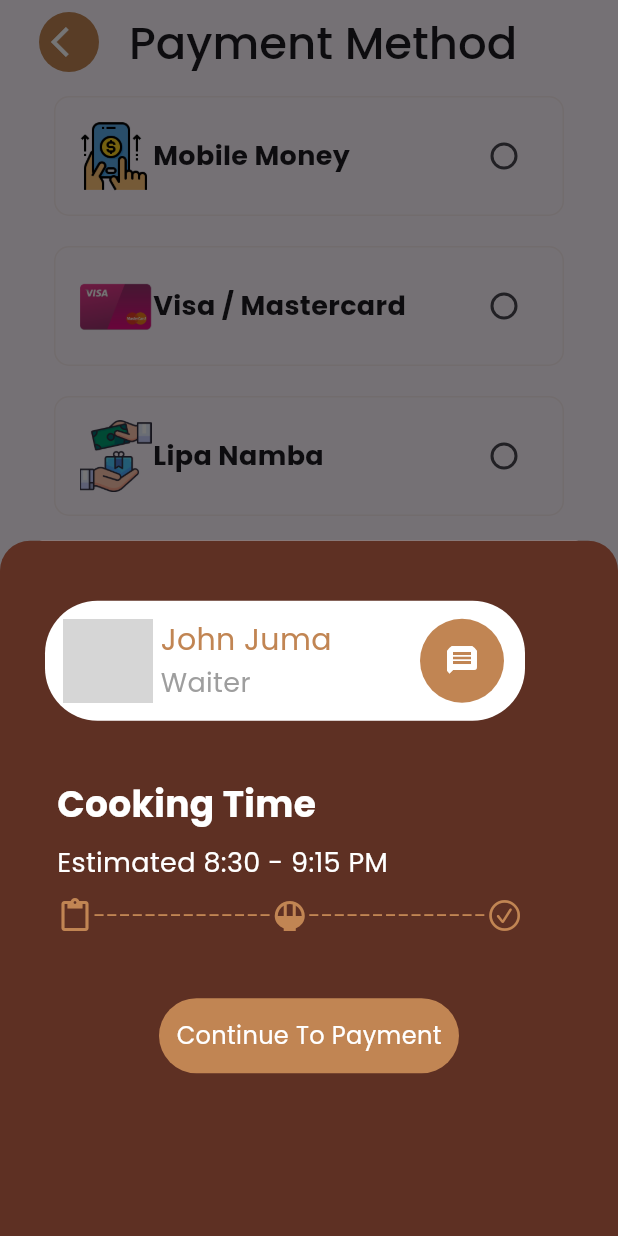
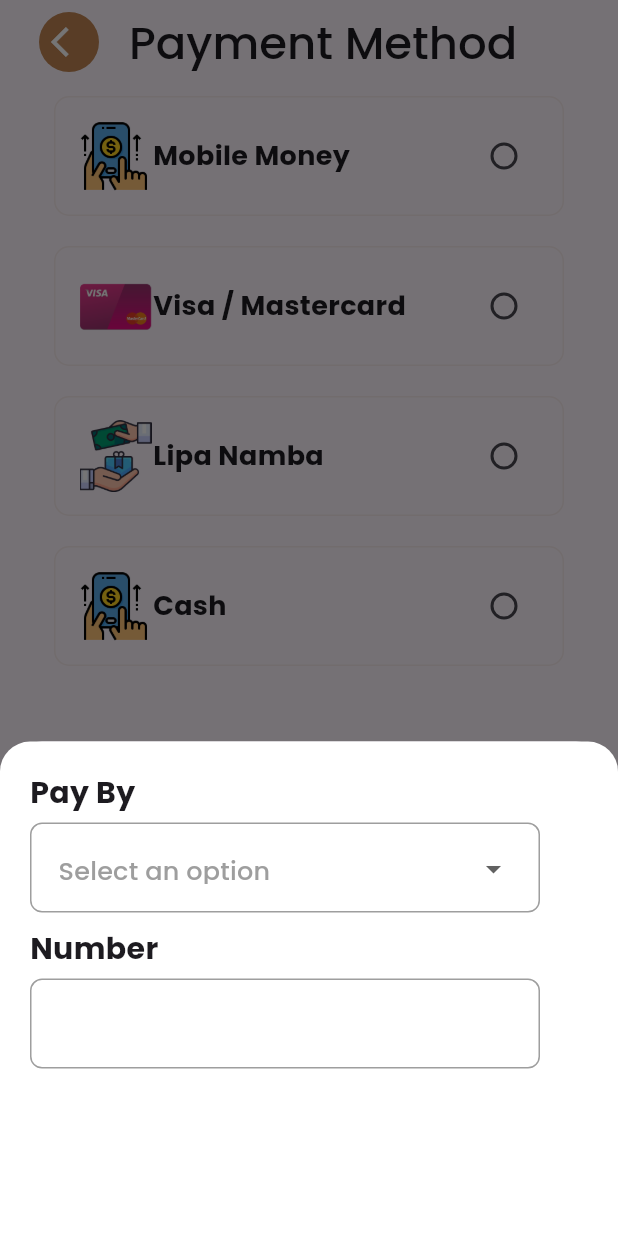
Before and after one commit to JohnGastone/Alama, a Flutter app: the PaymentMethodPage screen opened directly, after a tap on "Complete Payment", on a phone screen of 412 x 824 dp. Run offline on Flutter 3.47's test engine with Material 3 defaults, Android fonts, the light colour scheme and no system bars; our stand-ins replace flutter_onboarding_slider, google_fonts, smooth_page_indicator; grey boxes are pictures that could not be loaded.

Commit message:
Payment method

```diff
--- a/lib/Payment/PaymentMethod.dart
+++ b/lib/Payment/PaymentMethod.dart
@@ -23,158 +23,122 @@
 
   List<PaymentMethodsModel> displayPaymentMethods =
       List.from(PaymentMethodModelData.displayPaymentMethods);
+  String? _selectedValue; // To hold the selected value from the dropdown
+
+  // List of dropdown menu items
+  final List<DropdownMenuItem<String>> dropdownMenuEntries = [
+    DropdownMenuItem(
+      value: 'M-Pesa',
+      child: Text(
+        'M-Pesa',
+        style: GoogleFonts.poppins(
+            decoration: TextDecoration.none, color: Colors.grey, fontSize: 17),
+      ),
+    ),
+    DropdownMenuItem(
+      value: 'TigoPesa',
+      child: Text(
+        'TigoPesa',
+        style: GoogleFonts.poppins(
+            decoration: TextDecoration.none, color: Colors.grey, fontSize: 17),
+      ),
+    ),
+    DropdownMenuItem(
+      value: 'Airtel Money',
+      child: Text(
+        'Airtel Money',
+        style: GoogleFonts.poppins(
+            decoration: TextDecoration.none, color: Colors.grey, fontSize: 17),
+      ),
+    ),
+    DropdownMenuItem(
+      value: 'Halopesa',
+      child: Text(
+        'Halopesa',
+        style: GoogleFonts.poppins(
+            decoration: TextDecoration.none, color: Colors.grey, fontSize: 17),
+      ),
+    ),
+  ];
 
   void _methodOfPaymentDialog() {
     showModalBottomSheet(
       context: context,
       builder: (BuildContext context) {
         return Container(
-          height: MediaQuery.of(context).size.height * 0.8,
+          height: MediaQuery.of(context).size.height * 0.4,
+          width: double.maxFinite,
           padding: EdgeInsets.all(20),
           decoration: BoxDecoration(
-              color: Color(0xFF5E3023),
+              color: Colors.white,
               borderRadius: BorderRadius.only(
                   topLeft: Radius.circular(20), topRight: Radius.circular(20))),
           child: Column(
             crossAxisAlignment: CrossAxisAlignment.start,
             children: [
-              Padding(
-                padding:
-                    EdgeInsets.only(left: 10, right: 10, top: 20, bottom: 20),
-                child: Container(
-                    width: 320,
-                    height: 80,
+              Text(
+                "Pay By",
+                style: GoogleFonts.poppins(
+                    fontSize: 20, fontWeight: FontWeight.bold),
+              ),
+              SizedBox(
+                height: 5,
+              ),
+              Container(
+                height: 60,
+                width: 340,
                 decoration: BoxDecoration(
-                      color: Colors.white,
-                      borderRadius: BorderRadius.circular(35),
+                    borderRadius: BorderRadius.circular(8),
+                    border: Border.all(width: 1, color: Colors.grey)),
+                child: Padding(
+                  padding: const EdgeInsets.all(18.0),
+                  child: DropdownButtonHideUnderline(
+                    child: DropdownButton<String>(
+                      hint: Text(
+                        'Select an option',
+                        style: GoogleFonts.poppins(
+                            decoration: TextDecoration.none,
+                            color: Colors.grey,
+                            fontSize: 17),
                       ),
-                    child: Padding(
-                      padding: const EdgeInsets.all(12.0),
-                      child: Row(
-                        children: [
-                          CircleAvatar(
-                            radius:
-                                30, // Adjust the radius to fit inside the border
-                            backgroundColor: Colors.white,
-                            child: ClipOval(
-                              child: Image.asset(
-                                "./assets/waiter.png",
-                                height: double.infinity,
-                                width: double.infinity,
-                                fit: BoxFit.cover,
+                      value: _selectedValue,
+                      onChanged: (String? newValue) {
+                        setState(() {
+                          _selectedValue = newValue;
+                        });
+                      },
+                      items: dropdownMenuEntries,
+                    ),
                   ),
                 ),
               ),
               SizedBox(
-                            width: 5,
+                height: 10,
               ),
-                          Column(
-                            mainAxisAlignment: MainAxisAlignment.spaceBetween,
-                            crossAxisAlignment: CrossAxisAlignment.start,
-                            children: [
               Text(
-                                "John Juma",
+                "Number",
                 style: GoogleFonts.poppins(
-                                    fontSize: 20, color: Color(0xFFC18553)),
+                    fontSize: 20, fontWeight: FontWeight.bold),
               ),
-                              Text("Waiter",
-                                  style: GoogleFonts.poppins(
-                                      fontSize: 18, color: Colors.grey))
-                            ],
+              SizedBox(
+                height: 5,
               ),
-                          Spacer(),
-                          CircleAvatar(
-                            radius:
-                                30, // Adjust the radius to fit inside the border
-                            backgroundColor: Color(0xFFC18553),
-                            child: ClipOval(
-                                child: Icon(
-                              Icons.message,
-                              color: Colors.white,
+              Container(
+                height: 60,
+                width: 340,
+                decoration: BoxDecoration(
+                    borderRadius: BorderRadius.circular(8),
+                    border: Border.all(width: 1, color: Colors.grey)),
+                child: Padding(
+                    padding: const EdgeInsets.all(18.0),
+                    child: TextField(
+                      keyboardType: TextInputType.number,
+                      style:
+                          GoogleFonts.poppins(fontSize: 17, color: Colors.grey),
+                      decoration:
+                          InputDecoration(enabledBorder: InputBorder.none),
                     )),
               ),
-                        ],
-                      ),
-                    )),
-              ),
-              Padding(
-                padding: EdgeInsets.all(18),
-                child: Column(
-                  crossAxisAlignment: CrossAxisAlignment.start,
-                  children: [
-                    Text(
-                      'Cooking Time',
-                      style: GoogleFonts.poppins(
-                          fontSize: 24,
-                          fontWeight: FontWeight.bold,
-                          color: Colors.white),
-                    ),
-                    SizedBox(height: 10),
-                    Text(
-                      'Estimated 8:30 - 9:15 PM',
-                      style: GoogleFonts.poppins(
-                          fontSize: 18, color: Colors.white),
-                    ),
-                    SizedBox(
-                      height: 10,
-                    ),
-                    Row(
-                      children: [
-                        Icon(
-                          Icons.content_paste,
-                          color: Color(0xFFC18553),
-                        ),
-                        Text(
-                          "--------------",
-                          style: GoogleFonts.poppins(
-                              color: Color(0xFFC18553), fontSize: 15),
-                        ),
-                        Icon(
-                          Icons.rice_bowl,
-                          color: Color(0xFFC18553),
-                        ),
-                        Text(
-                          "--------------",
-                          style: GoogleFonts.poppins(
-                              color: Color(0xFFC18553), fontSize: 15),
-                        ),
-                        Icon(
-                          CupertinoIcons.check_mark_circled,
-                          color: Color(0xFFC18553),
-                        ),
-                      ],
-                    ),
-                  ],
-                ),
-              ),
-              Center(
-                child: Padding(
-                  padding: EdgeInsets.all(25),
-                  child: InkWell(
-                    child: Container(
-                      height: 50,
-                      width: 200,
-                      decoration: BoxDecoration(
-                        color: Color(0xFFC18553),
-                        borderRadius: BorderRadius.circular(25),
-                      ),
-                      child: Center(
-                        child: Text(
-                          "Continue To Payment",
-                          style: GoogleFonts.poppins(
-                              fontSize: 16, color: Colors.white),
-                        ),
-                      ),
-                    ),
-                    onTap: () {
-                      Navigator.push(
-                          context,
-                          CupertinoModalPopupRoute(
-                              builder: (context) => PaymentMethodPage()));
-                    },
-                  ),
-                ),
-              )
             ],
           ),
         );
```
Lines whose indentation alone changed are shown as unchanged.
